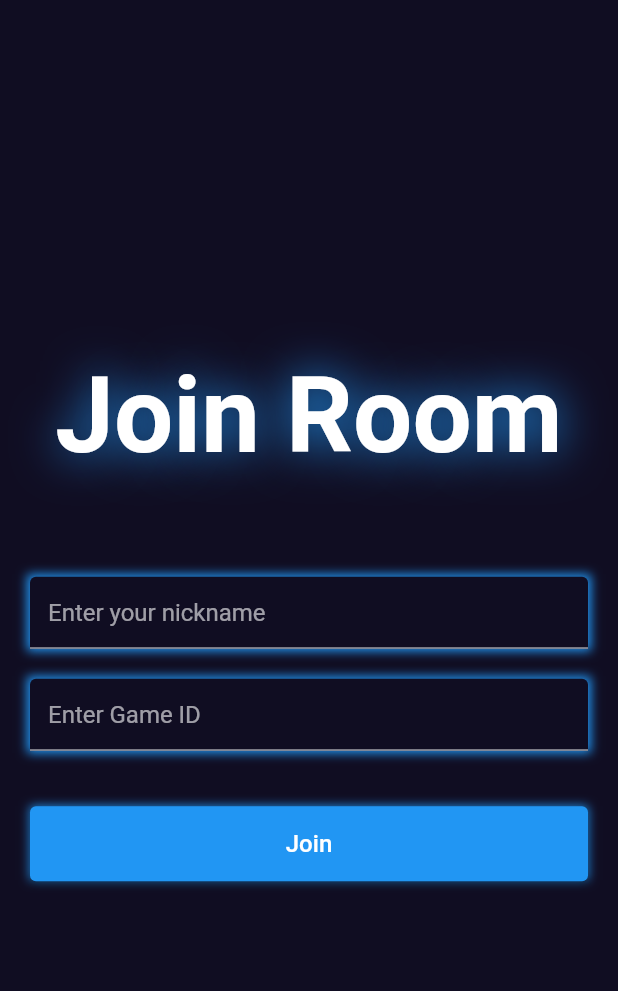
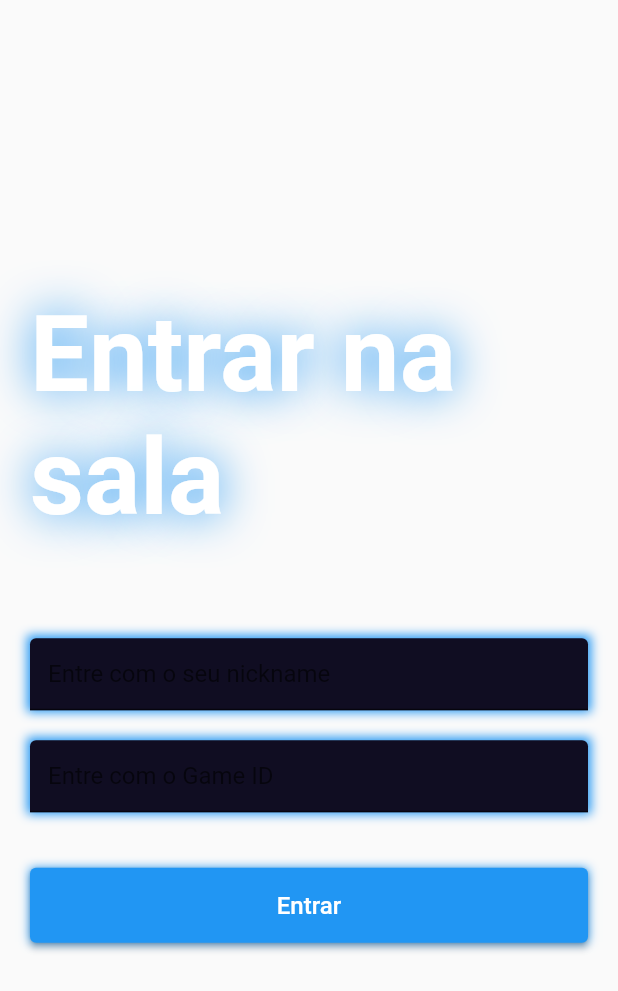
Before and after one commit to ReinanS/tic-tac-toe, a Flutter app: the JoinRoomScreen screen opened by its route, on a phone screen of 412 x 824 dp. Shown: the top 991 px of the screen. Run offline on Flutter 3.47's test engine with Material 2 defaults, Android fonts, the phone set to English and light mode, and no system bars; our stand-ins replace socket_io_client; network calls fail.

Commit message:
ref: change language

```diff
--- a/lib/main.dart
+++ b/lib/main.dart
@@ -20,9 +20,9 @@ class MyApp extends StatelessWidget {
       create: (context) => RoomDataProvider(),
       child: MaterialApp(
         title: 'Flutter Demo',
-        theme: ThemeData.dark().copyWith(
-          scaffoldBackgroundColor: bgColor,
-        ),
+        // theme: ThemeData.dark().copyWith(
+        //   scaffoldBackgroundColor: bgColor,
+        // ),
         routes: {
           MainMenuScreen.routeName: (context) => const MainMenuScreen(),
           JoinRoomScreen.routeName: (context) => const JoinRoomScreen(),
--- a/lib/screens/create_room_screen.dart
+++ b/lib/screens/create_room_screen.dart
@@ -50,20 +50,20 @@ class _CreateRoomScreenState extends State<CreateRoomScreen> {
                     color: Colors.blue,
                   ),
                 ],
-                text: 'Create Room',
+                text: 'Criar Sala',
                 fontSize: 70,
               ),
               SizedBox(height: size.height * 0.08),
               CustomTextField(
                 controller: _nameController,
-                hintText: 'Enter your nickname',
+                hintText: 'Digite seu nickname',
               ),
               SizedBox(height: size.height * 0.045),
               CustomButton(
                   onTap: () => _socketMethods.createRoom(
                         _nameController.text,
                       ),
-                  text: 'Create'),
+                  text: 'Criar'),
             ],
           ),
         ),
--- a/lib/screens/join_room_screen.dart
+++ b/lib/screens/join_room_screen.dart
@@ -54,18 +54,18 @@ class _JoinRoomScreenState extends State<JoinRoomScreen> {
                     color: Colors.blue,
                   ),
                 ],
-                text: 'Join Room',
+                text: 'Entrar na sala',
                 fontSize: 70,
               ),
               SizedBox(height: size.height * 0.08),
               CustomTextField(
                 controller: _nameController,
-                hintText: 'Enter your nickname',
+                hintText: 'Entre com o seu nickname',
               ),
               const SizedBox(height: 20),
               CustomTextField(
                 controller: _gameIdController,
-                hintText: 'Enter Game ID',
+                hintText: 'Entre com o Game ID',
               ),
               SizedBox(height: size.height * 0.045),
               CustomButton(
@@ -73,7 +73,7 @@ class _JoinRoomScreenState extends State<JoinRoomScreen> {
                   _nameController.text,
                   _gameIdController.text,
                 ),
-                text: 'Join',
+                text: 'Entrar',
               ),
             ],
           ),
--- a/lib/screens/main_menu_screen.dart
+++ b/lib/screens/main_menu_screen.dart
@@ -25,12 +25,12 @@ class MainMenuScreen extends StatelessWidget {
           children: [
             CustomButton(
               onTap: () => createRoom(context),
-              text: 'Create Room',
+              text: 'Criar Sala',
             ),
             const SizedBox(height: 20),
             CustomButton(
               onTap: () => joinRoom(context),
-              text: 'Join Room',
+              text: 'Entrar na sala',
             ),
           ],
         ),
--- a/lib/utils/utils.dart
+++ b/lib/utils/utils.dart
@@ -23,7 +23,7 @@ void showGameDialog(BuildContext context, String text) {
                 Navigator.pop(context);
               },
               child: const Text(
-                'Play Again',
+                'Jogue novamente',
               ),
             ),
           ],
--- a/lib/views/waiting_lobby.dart
+++ b/lib/views/waiting_lobby.dart
@@ -33,7 +33,7 @@ class _WaitingLobbyState extends State<WaitingLobby> {
     return Column(
       mainAxisAlignment: MainAxisAlignment.center,
       children: [
-        const Text('Waiting for a player to join...'),
+        const Text('Esperando jogador...'),
         const SizedBox(height: 20),
         CustomTextField(
           controller: roomIdController,
```
